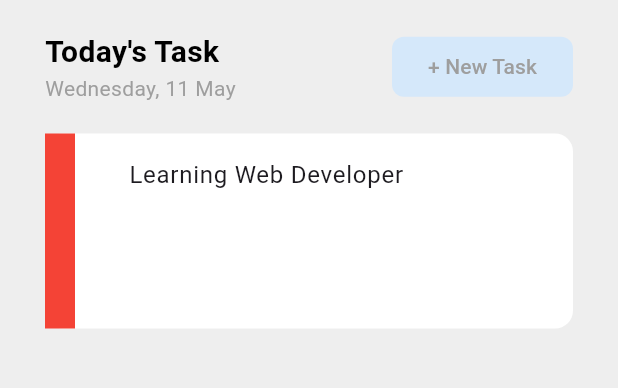
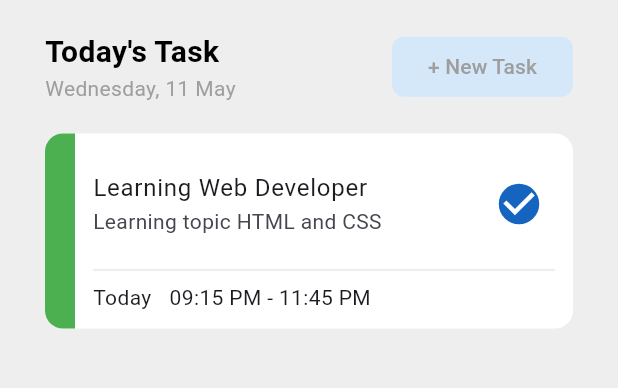
Before and after one commit to fumiyasac/todo_style_example_app, a Flutter app: the screen it shows after launch, on a phone screen of 412 x 824 dp, the part 84-472 px from its top. Run offline on Flutter 3.47's test engine with Material 3 defaults, Android fonts, the light colour scheme and no system bars; our stand-ins replace flutter_riverpod, gap.

Commit message:
Card用のViewサンプルを作成

```diff
--- a/lib/main.dart
+++ b/lib/main.dart
@@ -141,17 +141,47 @@
                 child: Row(
                   children: [
                     Container(
-                      color: Colors.red,
+                      decoration: BoxDecoration(
+                        color: Colors.green,
+                        borderRadius: BorderRadius.only(
+                          topLeft: Radius.circular(12),
+                          bottomLeft: Radius.circular(12),
+                        ),
+                      ),
                       width: 20,
                     ),
                     Expanded(
                       child: Padding(
-                        padding: EdgeInsets.symmetric(horizontal: 20),
+                        padding: EdgeInsets.symmetric(horizontal: 12),
                         child: Column(
+                          mainAxisAlignment: MainAxisAlignment.center,
+                          crossAxisAlignment: CrossAxisAlignment.start,
                           children: [
                             ListTile(
+                              contentPadding: EdgeInsets.zero,
                               title: Text('Learning Web Developer'),
-                            )
+                              subtitle: Text('Learning topic HTML and CSS'),
+                              trailing: Transform.scale(
+                                scale: 1.5,
+                                child: Checkbox(
+                                  activeColor: Colors.blue.shade800,
+                                  shape: CircleBorder(),
+                                  value: true,
+                                  onChanged: (value) => print(value),
+                                ),
+                              ),
+                            ),
+                            Divider(
+                              thickness: 1.5,
+                              color: Colors.grey.shade200,
+                            ),
+                            Row(
+                              children: [
+                                Text('Today'),
+                                Gap(12),
+                                Text('09:15 PM - 11:45 PM'),
+                              ],
+                            ),
                           ],
                         ),
                       ),
```
